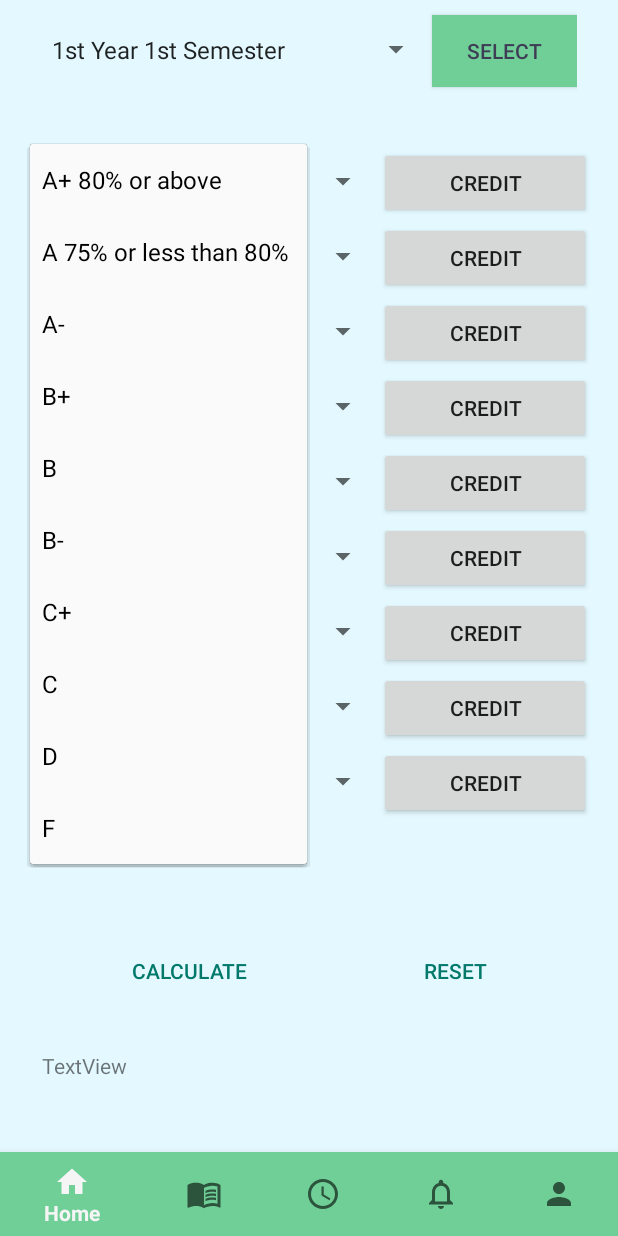
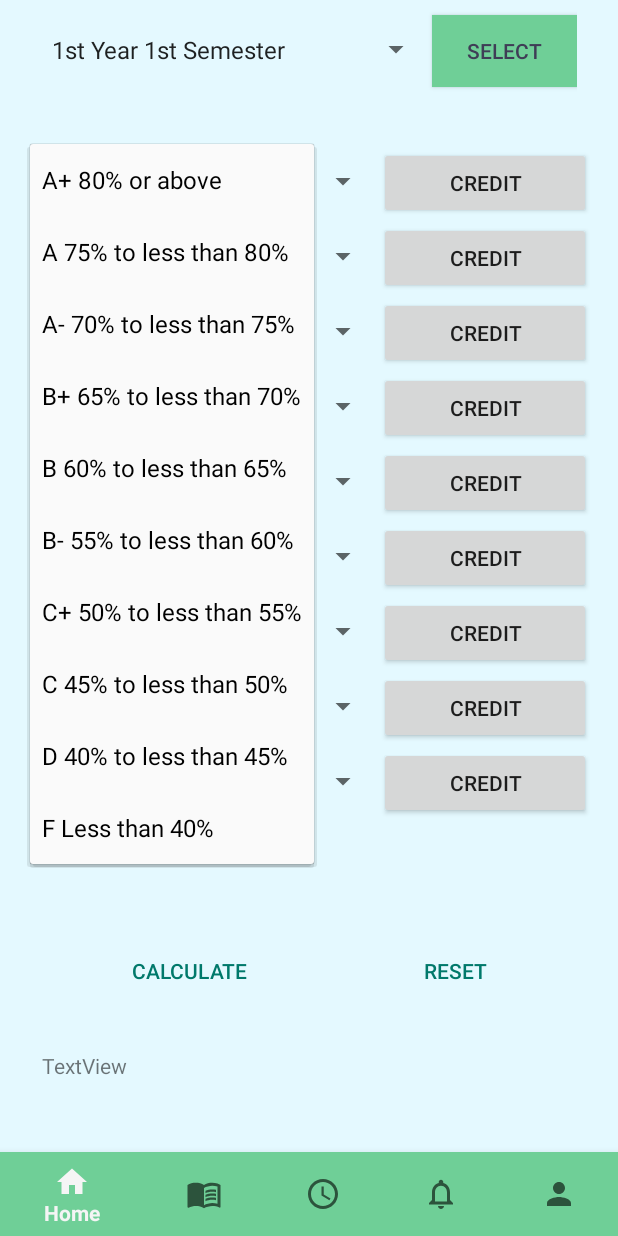
Before and after one commit to piru72/AUST_BUDDY, an Android app: the screen it shows after launch (MainActivity), after a tap on "A+ 80% or above", on a phone screen of 412 x 824 dp. Run offline under Robolectric (Android 15) with nearby library versions, the phone set to English and light mode, and no system bars; 3 statements that could not run were skipped; 2 other taps on this screen came first.

Commit message:
Visibility settings updated

```diff
--- a/app/src/main/java/com/example/homepage/CGPAFragment.kt
+++ b/app/src/main/java/com/example/homepage/CGPAFragment.kt
@@ -25,51 +25,67 @@ class CGPAFragment : ReplaceFragment() {
         val layoutResult = v.findViewById<LinearLayout>(R.id.layout_result)
         val layoutInstruction = v.findViewById<LinearLayout>(R.id.layout_instruction)
 
+        val c10 = v.findViewById<LinearLayout>(R.id.c10)
+        val c9 = v.findViewById<LinearLayout>(R.id.c9)
+
 
         // All the buttons object
         val btnSelect = v.findViewById<Button>(R.id.btn_select)
 
+        val c1Credit = v.findViewById<Button>(R.id.c1_credit)
+        val c2Credit = v.findViewById<Button>(R.id.c2_credit)
+        val c3Credit = v.findViewById<Button>(R.id.c3_credit)
+        val c4Credit = v.findViewById<Button>(R.id.c4_credit)
+        val c5Credit = v.findViewById<Button>(R.id.c5_credit)
+        val c6Credit = v.findViewById<Button>(R.id.c6_credit)
+        val c7Credit = v.findViewById<Button>(R.id.c7_credit)
+        val c8Credit = v.findViewById<Button>(R.id.c8_credit)
+        val c9Credit = v.findViewById<Button>(R.id.c9_credit)
+        val c10Credit = v.findViewById<Button>(R.id.c10_credit)
+
+        val btnCalculate = v.findViewById<Button>(R.id.btn_calculate)
+        val btnReset= v.findViewById<Button>(R.id.btn_reset)
 
 
+        // All the Spinners object
         val semesterList = v.findViewById<Spinner>(R.id.semester_list)
-        val result = v.findViewById<TextView>(R.id.result)
-        val c10 = v.findViewById<LinearLayout>(R.id.c10)
+        val c1ResultList = v.findViewById<Spinner>(R.id.c1_result_list)
+        val c2ResultList = v.findViewById<Spinner>(R.id.c2_result_list)
+        val c3ResultList = v.findViewById<Spinner>(R.id.c3_result_list)
+        val c4ResultList = v.findViewById<Spinner>(R.id.c4_result_list)
+        val c5ResultList = v.findViewById<Spinner>(R.id.c5_result_list)
+        val c6ResultList = v.findViewById<Spinner>(R.id.c6_result_list)
+        val c7ResultList = v.findViewById<Spinner>(R.id.c7_result_list)
+        val c8ResultList = v.findViewById<Spinner>(R.id.c8_result_list)
+        val c9ResultList = v.findViewById<Spinner>(R.id.c9_result_list)
+        val c10ResultList = v.findViewById<Spinner>(R.id.c10_result_list)
 
 
-        val c9 = v.findViewById<LinearLayout>(R.id.c9)
-        val btnCalculate = v.findViewById<Button>(R.id.btn_calculate)
+        // All the Textview object
+        val result = v.findViewById<TextView>(R.id.textview_result)
 
 
-        hideLayout(layoutResultList)
-        hideLayout(layoutResult)
-        hideLayout(layoutCalculate)
+        hideLayout(layoutResultList,layoutResult,layoutCalculate)
+
+        btnSelect.setOnClickListener {
 
 
-        btnSelect.setOnClickListener {
-            layoutResultList.isEnabled = true
-            btnCalculate.visibility = View.VISIBLE
-            layoutResult.visibility = View.VISIBLE
-            layoutCalculate.visibility = View.VISIBLE
-            layoutInstruction.visibility = View.GONE
+            showLayout(layoutCalculate,layoutResult,layoutResultList)
+            hideLayout(layoutInstruction)
 
 
             when (semesterList.selectedItem.toString()) {
                 "4th Year 1st Semester", "3rd Year 2nd Semester" -> {
-                    layoutResultList.visibility = View.VISIBLE
-                    c10.visibility = View.VISIBLE
-                    c9.visibility = View.VISIBLE
-
+                    showLayout(c9,c10)
                 }
                 "4th Year 2nd Semester" -> {
-                    layoutResultList.visibility = View.VISIBLE
-                    c10.visibility = View.GONE
-                    c9.visibility = View.GONE
+                    hideLayout(c9,c10)
                 }
                 else -> {
+                    showLayout(c9)
+                    hideLayout(c10)
 
-                    layoutResultList.visibility = View.VISIBLE
-                    c9.visibility = View.VISIBLE
-                    c10.visibility = View.GONE
+
                 }
             }
         }
@@ -81,9 +97,29 @@ class CGPAFragment : ReplaceFragment() {
     private fun hideLayout(layout :LinearLayout) {
         layout.visibility = View.GONE
     }
+    private fun hideLayout(layout1 :LinearLayout, layout2 :LinearLayout) {
+        layout1.visibility = View.GONE
+        layout2.visibility = View.GONE
+    }
+    private fun hideLayout(layout1 :LinearLayout, layout2 :LinearLayout, layout3 :LinearLayout) {
+        layout1.visibility = View.GONE
+        layout2.visibility = View.GONE
+        layout3.visibility = View.GONE
+    }
     private fun showLayout(layout :LinearLayout) {
         layout.visibility = View.VISIBLE
     }
 
+    private fun showLayout(layout1 :LinearLayout, layout2 :LinearLayout) {
+        layout1.visibility = View.VISIBLE
+        layout2.visibility = View.VISIBLE
+    }
+
+    private fun showLayout(layout1 :LinearLayout, layout2 :LinearLayout,layout3 :LinearLayout ) {
+        layout1.visibility = View.VISIBLE
+        layout2.visibility = View.VISIBLE
+        layout3.visibility = View.VISIBLE
+    }
+
 
 }
--- a/app/src/main/res/layout/fragment_c_g_p_a.xml
+++ b/app/src/main/res/layout/fragment_c_g_p_a.xml
@@ -333,7 +333,7 @@
                 tools:ignore="DuplicateSpeakableTextCheck" />
 
             <Button
-                android:id="@+id/btn_reset2"
+                android:id="@+id/btn_reset"
                 style="?android:attr/buttonBarButtonStyle"
                 android:layout_width="wrap_content"
                 android:layout_height="wrap_content"
@@ -354,7 +354,7 @@
             app:layout_constraintStart_toStartOf="parent">
 
             <TextView
-                android:id="@+id/result"
+                android:id="@+id/textview_result"
                 android:layout_width="0dp"
                 android:layout_height="wrap_content"
                 android:layout_weight="1"
@@ -369,6 +369,7 @@
             android:layout_weight="1"
             android:gravity="center"
             android:orientation="horizontal"
+            android:visibility="invisible"
             app:layout_constraintEnd_toEndOf="parent"
             app:layout_constraintStart_toStartOf="parent"
             tools:layout_editor_absoluteY="664dp">
--- a/app/src/main/res/values/strings.xml
+++ b/app/src/main/res/values/strings.xml
@@ -58,15 +58,15 @@
 
     <string-array name="Grades">
         <item>A+  80% or above</item>
-        <item>A   75% or less than 80%</item>
-        <item>A-</item>
-        <item>B+</item>
-        <item>B</item>
-        <item>B-</item>
-        <item>C+</item>
-        <item>C</item>
-        <item>D</item>
-        <item>F</item>
+        <item>A   75% to less than 80%</item>
+        <item>A-  70% to less than 75%</item>
+        <item>B+  65% to less than 70%</item>
+        <item>B   60% to less than 65%</item>
+        <item>B-  55% to less than 60%</item>
+        <item>C+  50% to less than 55%</item>
+        <item>C   45% to less than 50%</item>
+        <item>D   40% to less than 45%</item>
+        <item>F   Less than 40%</item>
     </string-array>
 
     <string-array name="Semesters">
```
